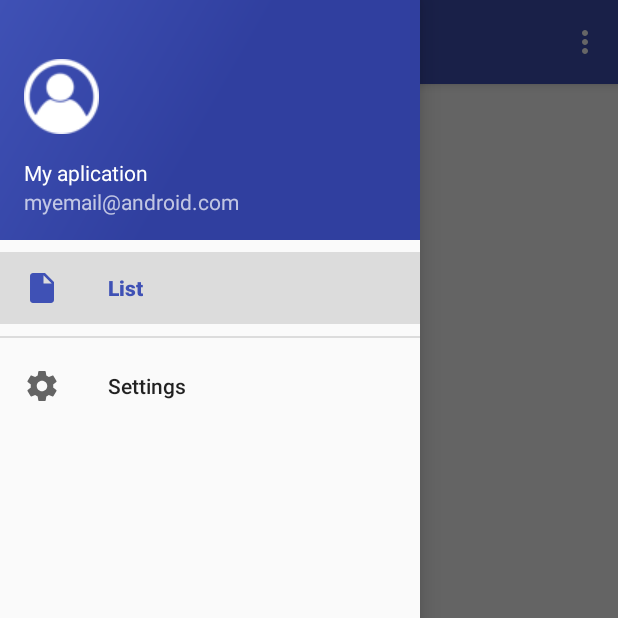
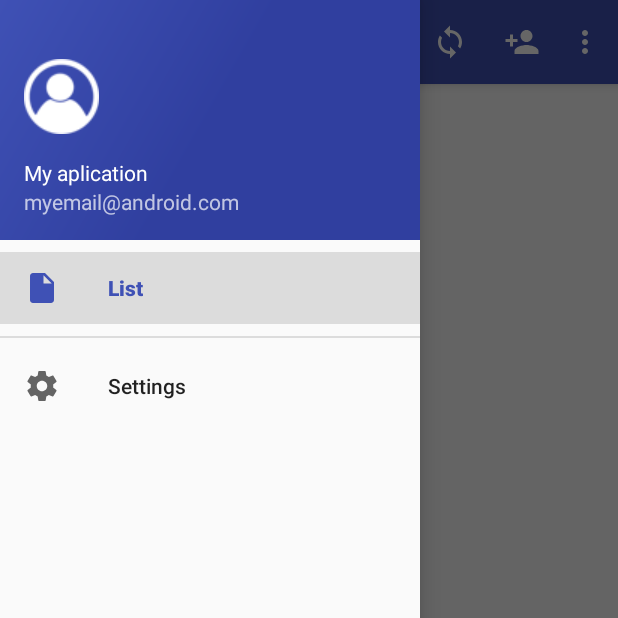
Before and after one commit to clebastard/todolist, an Android app: the screen it shows after launch (MainActivity), with the side drawer open, on a phone screen of 412 x 824 dp, the top half of it. Run offline under Robolectric (Android 15) with nearby library versions, the phone set to English and light mode, and no system bars.

Commit message:
Action Bar

```diff
--- a/app/build.gradle
+++ b/app/build.gradle
@@ -2,7 +2,6 @@ apply plugin: 'com.android.application'
 
 android {
     compileSdkVersion 26
-    buildToolsVersion "26.0.1"
     defaultConfig {
         applicationId "com.example.myapplication"
         minSdkVersion 15
--- a/app/src/main/java/com/example/myapplication/MainActivity.java
+++ b/app/src/main/java/com/example/myapplication/MainActivity.java
@@ -1,5 +1,6 @@
 package com.example.myapplication;
 
+import android.graphics.Color;
 import android.os.Bundle;
 import android.support.design.widget.FloatingActionButton;
 import android.support.design.widget.Snackbar;
@@ -12,6 +13,12 @@ import android.support.v7.app.AppCompatActivity;
 import android.support.v7.widget.Toolbar;
 import android.view.Menu;
 import android.view.MenuItem;
+import android.view.ViewGroup;
+import android.widget.AdapterView;
+import android.widget.ArrayAdapter;
+import android.widget.Spinner;
+
+import static com.example.myapplication.utils.Utility.setTintDrawable;
 
 public class MainActivity extends AppCompatActivity
         implements NavigationView.OnNavigationItemSelectedListener {
@@ -27,7 +34,7 @@ public class MainActivity extends AppCompatActivity
         fab.setOnClickListener(new View.OnClickListener() {
             @Override
             public void onClick(View view) {
-                Snackbar.make(view, "Replace with your own action", Snackbar.LENGTH_LONG)
+                Snackbar.make(view, "Replace with your own action  ", Snackbar.LENGTH_LONG)
                         .setAction("Action", null).show();
             }
         });
@@ -35,7 +42,7 @@ public class MainActivity extends AppCompatActivity
         DrawerLayout drawer = (DrawerLayout) findViewById(R.id.drawer_layout);
         ActionBarDrawerToggle toggle = new ActionBarDrawerToggle(
                 this, drawer, toolbar, R.string.navigation_drawer_open, R.string.navigation_drawer_close);
-        drawer.setDrawerListener(toggle);
+        drawer.addDrawerListener(toggle);
         toggle.syncState();
 
         NavigationView navigationView = (NavigationView) findViewById(R.id.nav_view);
@@ -56,6 +63,36 @@ public class MainActivity extends AppCompatActivity
     public boolean onCreateOptionsMenu(Menu menu) {
         // Inflate the menu; this adds items to the action bar if it is present.
         getMenuInflater().inflate(R.menu.main, menu);
+
+        MenuItem item = menu.findItem(R.id.spinner);
+        final Spinner spinner = (Spinner) item.getActionView();
+
+        MenuItem sync = menu.findItem(R.id.sync);
+        MenuItem shareusers = menu.findItem(R.id.shareusers);
+        setTintDrawable(sync.getIcon(), Color.WHITE);
+        setTintDrawable(shareusers.getIcon(), Color.WHITE);
+
+        ArrayAdapter<CharSequence> adapter = ArrayAdapter.createFromResource(this,
+                R.array.spinner_list_item_array, R.layout.spinner_item);
+        adapter.setDropDownViewResource(android.R.layout.simple_spinner_dropdown_item);
+        spinner.setAdapter(adapter);
+
+        spinner.setOnItemSelectedListener(new AdapterView.OnItemSelectedListener() {
+
+            @Override
+            public void onItemSelected(AdapterView<?> adapterView, View view, int pos, long id) {
+                int width = 0;
+                String text = adapterView.getItemAtPosition(pos).toString();
+                //if (text.length() > 60) width = 60;
+                ViewGroup.LayoutParams spinnerLayoutParams = spinner.getLayoutParams();
+                //spinnerLayoutParams.width -= 1;
+                spinnerLayoutParams.width = 80;
+                spinner.setLayoutParams(spinnerLayoutParams);
+            }
+
+            @Override
+            public void onNothingSelected(AdapterView<?> adapterView) {}
+        });
         return true;
     }
 
--- /dev/null
+++ b/app/src/main/java/com/example/myapplication/utils/Utility.java
@@ -0,0 +1,21 @@
+package com.example.myapplication.utils;
+
+import android.graphics.PorterDuff;
+import android.graphics.drawable.Drawable;
+import android.support.annotation.ColorInt;
+import android.support.v4.graphics.drawable.DrawableCompat;
+
+/**
+ * Created by Catherine on 12/12/2017.
+ */
+
+public class Utility {
+    public static Drawable setTintDrawable(Drawable drawable, @ColorInt int color) {
+        drawable.clearColorFilter();
+        drawable.setColorFilter(color, PorterDuff.Mode.SRC_IN);
+        drawable.invalidateSelf();
+        Drawable wrapDrawable = DrawableCompat.wrap(drawable).mutate();
+        DrawableCompat.setTint(wrapDrawable, color);
+        return wrapDrawable;
+    }
+}
--- /dev/null
+++ b/app/src/main/res/drawable/ic_action_sync.xml
@@ -0,0 +1,9 @@
+<vector xmlns:android="http://schemas.android.com/apk/res/android"
+        android:width="24dp"
+        android:height="24dp"
+        android:viewportWidth="24.0"
+        android:viewportHeight="24.0">
+    <path
+        android:fillColor="#FF000000"
+        android:pathData="M12,4L12,1L8,5l4,4L12,6c3.31,0 6,2.69 6,6 0,1.01 -0.25,1.97 -0.7,2.8l1.46,1.46C19.54,15.03 20,13.57 20,12c0,-4.42 -3.58,-8 -8,-8zM12,18c-3.31,0 -6,-2.69 -6,-6 0,-1.01 0.25,-1.97 0.7,-2.8L5.24,7.74C4.46,8.97 4,10.43 4,12c0,4.42 3.58,8 8,8v3l4,-4 -4,-4v3z"/>
+</vector>
--- /dev/null
+++ b/app/src/main/res/drawable/ic_action_user.xml
@@ -0,0 +1,9 @@
+<vector xmlns:android="http://schemas.android.com/apk/res/android"
+        android:width="24dp"
+        android:height="24dp"
+        android:viewportWidth="24.0"
+        android:viewportHeight="24.0">
+    <path
+        android:fillColor="#FF000000"
+        android:pathData="M15,12c2.21,0 4,-1.79 4,-4s-1.79,-4 -4,-4 -4,1.79 -4,4 1.79,4 4,4zM6,10L6,7L4,7v3L1,10v2h3v3h2v-3h3v-2L6,10zM15,14c-2.67,0 -8,1.34 -8,4v2h16v-2c0,-2.66 -5.33,-4 -8,-4z"/>
+</vector>
--- /dev/null
+++ b/app/src/main/res/layout/spinner_item.xml
@@ -0,0 +1,9 @@
+<?xml version="1.0" encoding="utf-8"?>
+<TextView xmlns:android="http://schemas.android.com/apk/res/android"
+    android:id="@android:id/text1"
+    android:layout_width="match_parent"
+    android:layout_height="wrap_content"
+    android:textSize="16sp"
+    android:gravity="left"
+    android:textColor="#ffffff"
+    android:padding="5dip"/>
--- a/app/src/main/res/menu/main.xml
+++ b/app/src/main/res/menu/main.xml
@@ -1,6 +1,21 @@
 <?xml version="1.0" encoding="utf-8"?>
 <menu xmlns:android="http://schemas.android.com/apk/res/android"
     xmlns:app="http://schemas.android.com/apk/res-auto">
+    <item
+        android:id="@+id/spinner"
+        android:title="@string/toolbar_spinner"
+        app:actionViewClass="android.widget.Spinner"
+        app:showAsAction="always" />
+    <item
+        android:id="@+id/sync"
+        android:title="@string/toolbar_sync"
+        android:icon="@drawable/ic_action_sync"
+        app:showAsAction="always" />
+    <item
+        android:id="@+id/shareusers"
+        android:title="@string/toolbar_adduser"
+        android:icon="@drawable/ic_action_user"
+        app:showAsAction="always" />
     <item
         android:id="@+id/action_settings"
         android:orderInCategory="100"
--- /dev/null
+++ b/app/src/main/res/values/array.xml
@@ -0,0 +1,8 @@
+<?xml version="1.0" encoding="utf-8"?>
+<resources>
+    <array name="spinner_list_item_array">
+        <item>@string/spinner_item1</item>
+        <item>@string/spinner_item2</item>
+        <item>@string/spinner_item3</item>
+    </array>
+</resources>
--- a/app/src/main/res/values/colors.xml
+++ b/app/src/main/res/values/colors.xml
@@ -3,4 +3,6 @@
     <color name="colorPrimary">#3F51B5</color>
     <color name="colorPrimaryDark">#303F9F</color>
     <color name="colorAccent">#FF4081</color>
+    <color name="colorIvory">#FEFEFE</color>
+    <color name="colorGray">#444444</color>
 </resources>
--- a/app/src/main/res/values/strings.xml
+++ b/app/src/main/res/values/strings.xml
@@ -1,8 +1,21 @@
 <resources>
+    <!-- Application name -->
     <string name="app_name">My Application</string>
 
+    <!-- Navigation drawer -->
     <string name="navigation_drawer_open">Open navigation drawer</string>
     <string name="navigation_drawer_close">Close navigation drawer</string>
 
+    <!-- Toolbar -->
+    <string name="toolbar_spinner">Spinner</string>
+    <string name="toolbar_sync">Sync</string>
+    <string name="toolbar_adduser">Add user</string>
+
+    <!-- Spinner -->
+    <string name="spinner_item1">List item 1</string>
+    <string name="spinner_item2">List item 2</string>
+    <string name="spinner_item3">List item 3</string>
+
+    <!-- Action overflow-->
     <string name="action_settings">Settings</string>
 </resources>
--- a/app/src/main/res/values/styles.xml
+++ b/app/src/main/res/values/styles.xml
@@ -6,6 +6,7 @@
         <item name="colorPrimary">@color/colorPrimary</item>
         <item name="colorPrimaryDark">@color/colorPrimaryDark</item>
         <item name="colorAccent">@color/colorAccent</item>
+        <item name="android:spinnerDropDownItemStyle">@style/mySpinnerItemStyle</item>
     </style>
 
     <style name="AppTheme.NoActionBar">
@@ -17,4 +18,8 @@
 
     <style name="AppTheme.PopupOverlay" parent="ThemeOverlay.AppCompat.Light" />
 
+    <style name="mySpinnerItemStyle" parent="@android:style/Widget.Holo.DropDownItem.Spinner">
+        <item name="android:background">@color/colorIvory</item>
+        <item name="android:textColor">@color/colorGray</item>
+    </style>
 </resources>
--- a/build.gradle
+++ b/build.gradle
@@ -5,7 +5,7 @@ buildscript {
         jcenter()
     }
     dependencies {
-        classpath 'com.android.tools.build:gradle:2.3.3'
+        classpath 'com.android.tools.build:gradle:3.0.1'
 
         // NOTE: Do not place your application dependencies here; they belong
         // in the individual module build.gradle files
```
Also changed, not shown: gradle/wrapper/gradle-wrapper.properties.
